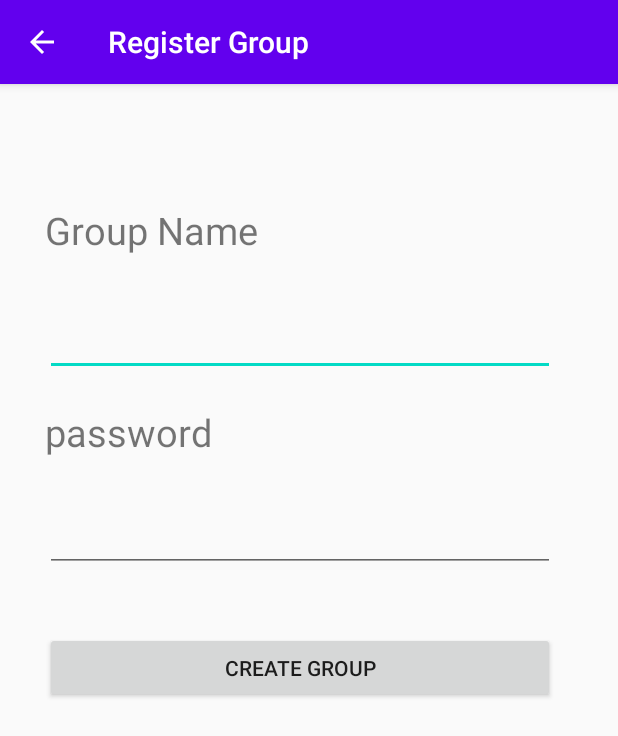
After one commit to BYUCS452F2020/ConnectedClock, an Android app: the ClockGroupActivity screen opened directly, with no data from a screen before it, on a phone screen of 412 x 824 dp. The commit adds this screen. Shown: the top 736 px of the screen. Run offline under Robolectric (Android 15) with nearby library versions, the phone set to English and light mode, and no system bars; network calls fail; 1 statement that could not run was skipped.

Commit message:
add code for create group

```diff
--- /dev/null
+++ b/android/app/src/main/java/com/codemonkeys/connectedclock/app/group/view/ClockGroupActivity.kt
@@ -0,0 +1,57 @@
+package com.codemonkeys.connectedclock.app.group.view
+
+import androidx.appcompat.app.AppCompatActivity
+import android.os.Bundle
+import android.view.Menu
+import android.widget.ActionMenuView
+import android.widget.Button
+import android.widget.EditText
+import android.widget.Toast
+import androidx.activity.viewModels
+import com.codemonkeys.connectedclock.R
+import com.codemonkeys.connectedclock.app.group.viewmodel.ClockGroupViewModel
+class ClockGroupActivity : AppCompatActivity() {
+
+    private val viewModel by viewModels<ClockGroupViewModel>()
+
+    override fun onCreate(savedInstanceState: Bundle?) {
+        super.onCreate(savedInstanceState)
+        setContentView(R.layout.activity_clock_group)
+
+        val actionbar = supportActionBar
+        //set actionbar title
+        actionbar!!.title = "Register Group"
+        //set back button
+        actionbar.setDisplayHomeAsUpEnabled(true)
+        actionbar.setDisplayHomeAsUpEnabled(true)
+    }
+
+    override fun onCreateOptionsMenu(menu: Menu?): Boolean {
+        menuInflater.inflate(R.menu.actvity_zone_options_menu, menu)
+        return true
+    }
+
+    override fun onStart() {
+        super.onStart()
+
+        val createGroupButton = findViewById<Button>(R.id.createGroupButton)
+        val groupNameEdit = findViewById<EditText>(R.id.groupNameTextView)
+        val groupPasswordEdit = findViewById<EditText>(R.id.passwordTextView)
+
+        createGroupButton.setOnClickListener{
+            // if groupName is null
+            val groupName : String = groupNameEdit.text.toString()
+            val password : String = groupPasswordEdit.text.toString()
+
+            if (groupName.isNullOrEmpty() || password.isNullOrEmpty()) {
+                val errorToast = Toast.makeText(this,
+                                                   "Group Name or Password can't be empty",
+                                                         Toast.LENGTH_LONG)
+                errorToast.show()
+            }
+            else{
+                viewModel.createGroup(groupName, password)
+            }
+        }
+    }
+}
--- /dev/null
+++ b/android/app/src/main/res/layout/activity_clock_group.xml
@@ -0,0 +1,59 @@
+<?xml version="1.0" encoding="utf-8"?>
+<androidx.constraintlayout.widget.ConstraintLayout xmlns:android="http://schemas.android.com/apk/res/android"
+    xmlns:app="http://schemas.android.com/apk/res-auto"
+    xmlns:tools="http://schemas.android.com/tools"
+    android:layout_width="match_parent"
+    android:layout_height="match_parent"
+    tools:context=".app.group.view.ClockGroupActivity">
+
+    <LinearLayout
+        android:layout_width="match_parent"
+        android:layout_height="match_parent"
+        android:orientation="vertical"
+        android:layout_margin="10dp"
+        android:padding="20dp">
+
+        <TextView
+            android:labelFor="@+id/groupNameTextView"
+            android:layout_width="200dp"
+            android:layout_height="45dp"
+            android:text="@string/group_name"
+            android:textSize="25sp"
+            android:layout_marginTop="50dp"/>
+
+        <EditText
+            android:id="@+id/groupNameTextView"
+            android:layout_width="340dp"
+            android:layout_height="49dp"
+            android:ems="10"
+            android:inputType="textPersonName"
+            android:autofillHints="name of your group"
+            android:layout_marginTop="20dp" />
+
+        <TextView
+            android:labelFor="@+id/passwordTextView"
+            android:layout_width="200dp"
+            android:layout_height="45dp"
+            android:textSize="25sp"
+            android:layout_marginTop="20dp"
+            android:text="@string/password" />
+
+        <EditText
+            android:id="@+id/passwordTextView"
+            android:layout_width="340dp"
+            android:layout_height="45dp"
+            android:ems="10"
+            android:autofillHints="password"
+            android:inputType="textPassword"
+            android:layout_marginTop="20dp" />
+
+        <Button
+            android:id="@+id/createGroupButton"
+            android:layout_width="340dp"
+            android:layout_height="47dp"
+            android:text="@string/create_group_button"
+            android:layout_marginTop="40dp" />
+
+    </LinearLayout>
+
+</androidx.constraintlayout.widget.ConstraintLayout>
--- a/android/app/src/main/res/values/strings.xml
+++ b/android/app/src/main/res/values/strings.xml
@@ -4,4 +4,7 @@
     <string name="geofence_not_available"> Geofence service is not available now. Go to Settings>Location>Mode and choose High accuracy. </string>
     <string name="geofence_too_many_geofences"> Your app has registered too many geofences. </string>
     <string name="geofence_too_many_pending_intents"> You have provided too many PendingIntents to the addGeofences() call. </string>
+    <string name="group_name">Group Name</string>
+    <string name="password">password</string>
+    <string name="create_group_button">Create Group</string>
 </resources>
```
Also changed, not shown: android/app/src/main/AndroidManifest.xml (+10 -0 lines), android/app/src/main/java/com/codemonkeys/connectedclock/app/group/model/ClockGroupRepository.kt (added, +35 -0 lines), android/app/src/main/java/com/codemonkeys/connectedclock/app/group/model/ClockGroupService.kt (added, +46 -0 lines), android/app/src/main/java/com/codemonkeys/connectedclock/app/group/model/IGroupNetworkAPI.kt (added, +19 -0 lines), android/app/src/main/java/com/codemonkeys/connectedclock/app/group/viewmodel/ClockGroupViewModel.kt (added, +17 -0 lines).
